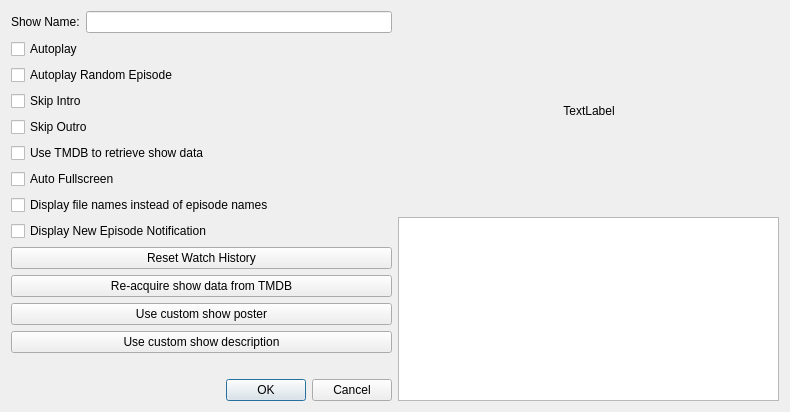
Before: the Qt Designer form Operations-Features/videoplayer/showsplayer/vp_shows_settings_dialog.ui in therealMaPMaKeR/MMDiary, drawn with Qt 5.
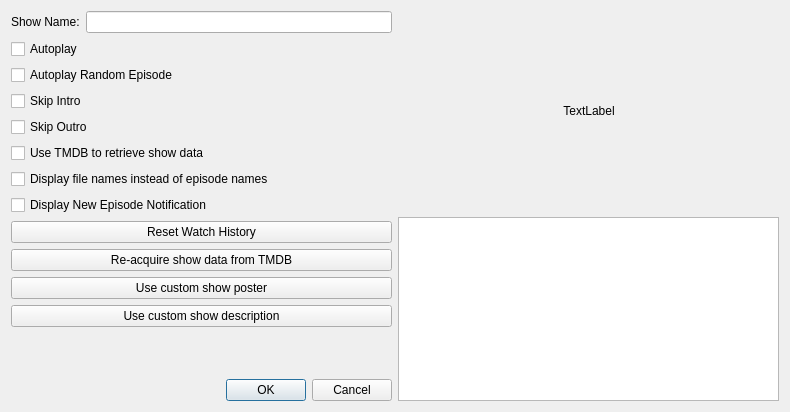
After: the same form once the commit is applied.

Commit message: migrated autofullscreen setting

What changed in the file:
```diff
--- a/Operations-Features/videoplayer/showsplayer/vp_shows_settings_dialog.ui
+++ b/Operations-Features/videoplayer/showsplayer/vp_shows_settings_dialog.ui
@@ -71,13 +71,6 @@
        </property>
       </widget>
      </item>
-     <item>
-      <widget class="QCheckBox" name="checkBox_AutoFullscreen">
-       <property name="text">
-        <string>Auto Fullscreen</string>
-       </property>
-      </widget>
-     </item>
      <item>
       <widget class="QCheckBox" name="checkBox_DisplayFileNames">
        <property name="text">
```
The commit also changes 7 other files.
